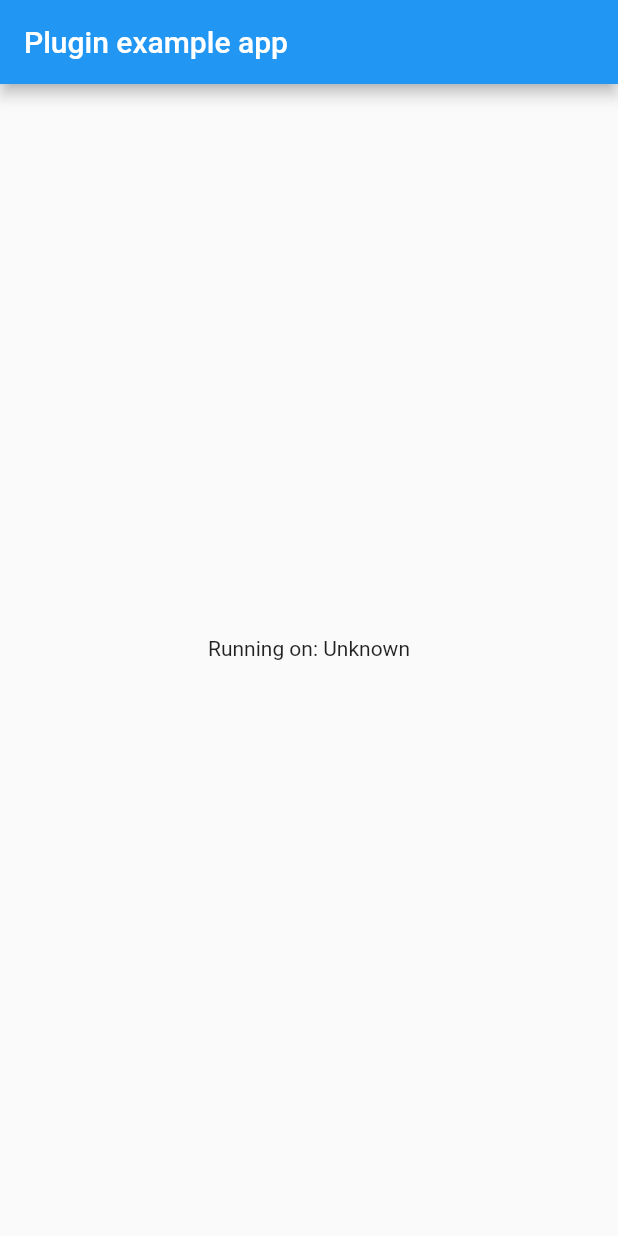
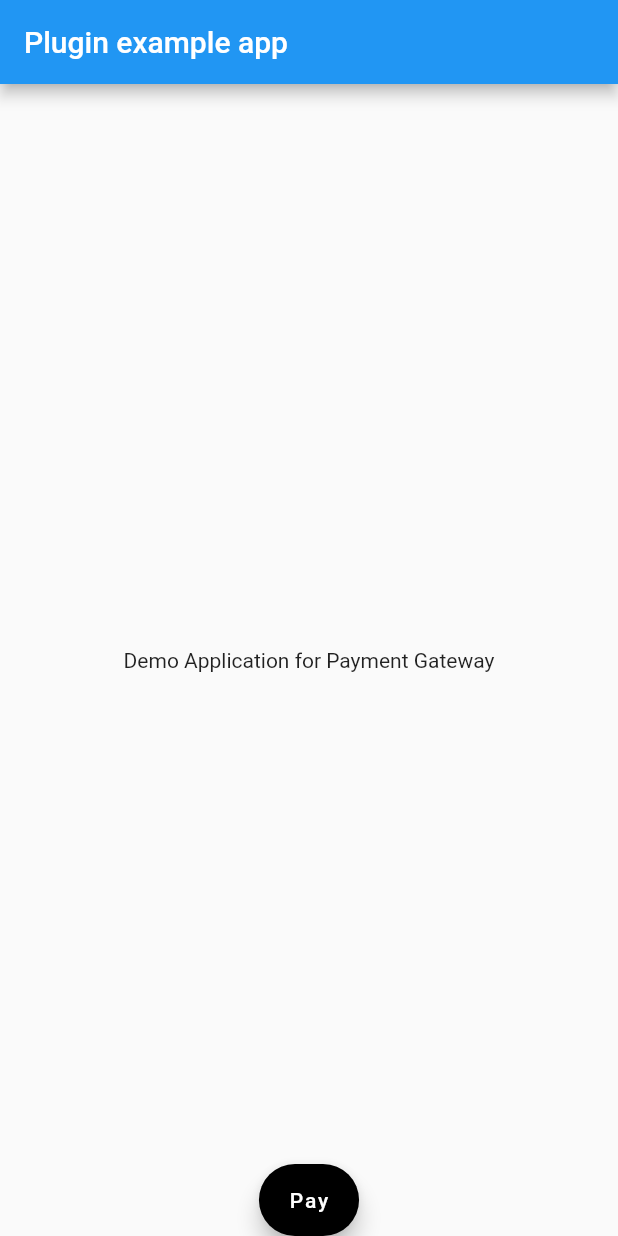
Before and after one commit to iamabhishek229313/flutter_gokwik, a Flutter app: the screen it shows after launch, on a phone screen of 412 x 824 dp. Run offline on Flutter 3.47's test engine with Material 2 defaults, Android fonts, the phone set to English and light mode, and no system bars.

```diff
--- a/example/lib/main.dart
+++ b/example/lib/main.dart
@@ -8,50 +8,50 @@ void main() {
   runApp(MyApp());
 }
 
-class MyApp extends StatefulWidget {
+class MyApp extends StatelessWidget {
   @override
-  _MyAppState createState() => _MyAppState();
+  Widget build(BuildContext context) {
+    return MaterialApp(
+      title: 'GoKwik Payment Gateway',
+      debugShowCheckedModeBanner: false,
+      home: Home(),
+    );
+  }
 }
 
-class _MyAppState extends State<MyApp> {
-  String _platformVersion = 'Unknown';
+class Home extends StatefulWidget {
+  @override
+  _HomeState createState() => _HomeState();
+}
+
+class _HomeState extends State<Home> {
+  Gokwik _gokwik;
 
   @override
   void initState() {
     super.initState();
-    initPlatformState();
-  }
-
-  // Platform messages are asynchronous, so we initialize in an async method.
-  Future<void> initPlatformState() async {
-    String platformVersion;
-    // Platform messages may fail, so we use a try/catch PlatformException.
-    try {
-      platformVersion = await FlutterGokwik.platformVersion;
-    } on PlatformException {
-      platformVersion = 'Failed to get platform version.';
-    }
-
-    // If the widget was removed from the tree while the asynchronous platform
-    // message was in flight, we want to discard the reply rather than calling
-    // setState to update our non-existent appearance.
-    if (!mounted) return;
-
-    setState(() {
-      _platformVersion = platformVersion;
-    });
+    _gokwik = Gokwik();
   }
 
   @override
   Widget build(BuildContext context) {
-    return MaterialApp(
-      home: Scaffold(
-        appBar: AppBar(
-          title: const Text('Plugin example app'),
+    return Scaffold(
+      floatingActionButtonLocation: FloatingActionButtonLocation.centerDocked,
+      floatingActionButton: FloatingActionButton.extended(
+        backgroundColor: Colors.black,
+        onPressed: () {
+          _gokwik.initPayment(context);
+        },
+        label: Text(
+          "Pay",
+          style: TextStyle(color: Colors.white),
         ),
-        body: Center(
-          child: Text('Running on: $_platformVersion\n'),
-        ),
+      ),
+      appBar: AppBar(
+        title: const Text('Plugin example app'),
+      ),
+      body: Center(
+        child: Text("Demo Application for Payment Gateway"),
       ),
     );
   }
--- a/lib/flutter_gokwik.dart
+++ b/lib/flutter_gokwik.dart
@@ -1,14 +1,36 @@
-
 import 'dart:async';
 
+import 'package:flutter/material.dart';
 import 'package:flutter/services.dart';
+import 'package:flutter_gokwik/ui/pay_screen.dart';
 
-class FlutterGokwik {
-  static const MethodChannel _channel =
-      const MethodChannel('flutter_gokwik');
+class Gokwik {
+  // Response codes from platform
+  static const _CODE_PAYMENT_SUCCESS = 0;
+  static const _CODE_PAYMENT_ERROR = 1;
+  static const _CODE_PAYMENT_EXTERNAL_WALLET = 2;
+
+  // Event names
+  static const EVENT_PAYMENT_SUCCESS = 'payment.success';
+  static const EVENT_PAYMENT_ERROR = 'payment.error';
+  static const EVENT_EXTERNAL_WALLET = 'payment.external_wallet';
+
+  // Payment error codes
+  static const NETWORK_ERROR = 0;
+  static const INVALID_OPTIONS = 1;
+  static const PAYMENT_CANCELLED = 2;
+  static const TLS_ERROR = 3;
+  static const INCOMPATIBLE_PLUGIN = 4;
+  static const UNKNOWN_ERROR = 100;
+
+  static const MethodChannel _channel = const MethodChannel('flutter_gokwik');
 
   static Future<String> get platformVersion async {
     final String version = await _channel.invokeMethod('getPlatformVersion');
     return version;
   }
+
+  void initPayment(BuildContext context) {
+    Navigator.of(context).push(MaterialPageRoute(builder: (_) => GoKwikPayScreen()));
+  }
 }
```
Also changed, not shown: lib/const/app_colors.dart (added, +8 -0 lines), lib/ui/pay_screen.dart (added, +53 -0 lines), pubspec.yaml (+1 -23 lines), example/pubspec.lock, pubspec.lock, 2 other files.
